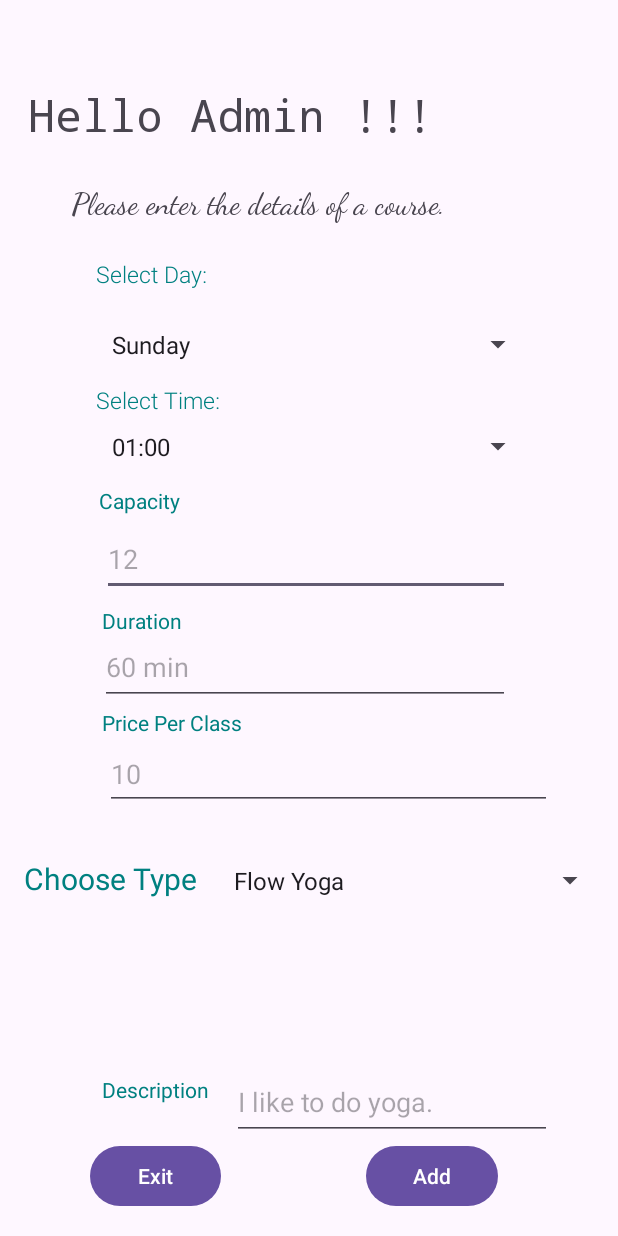
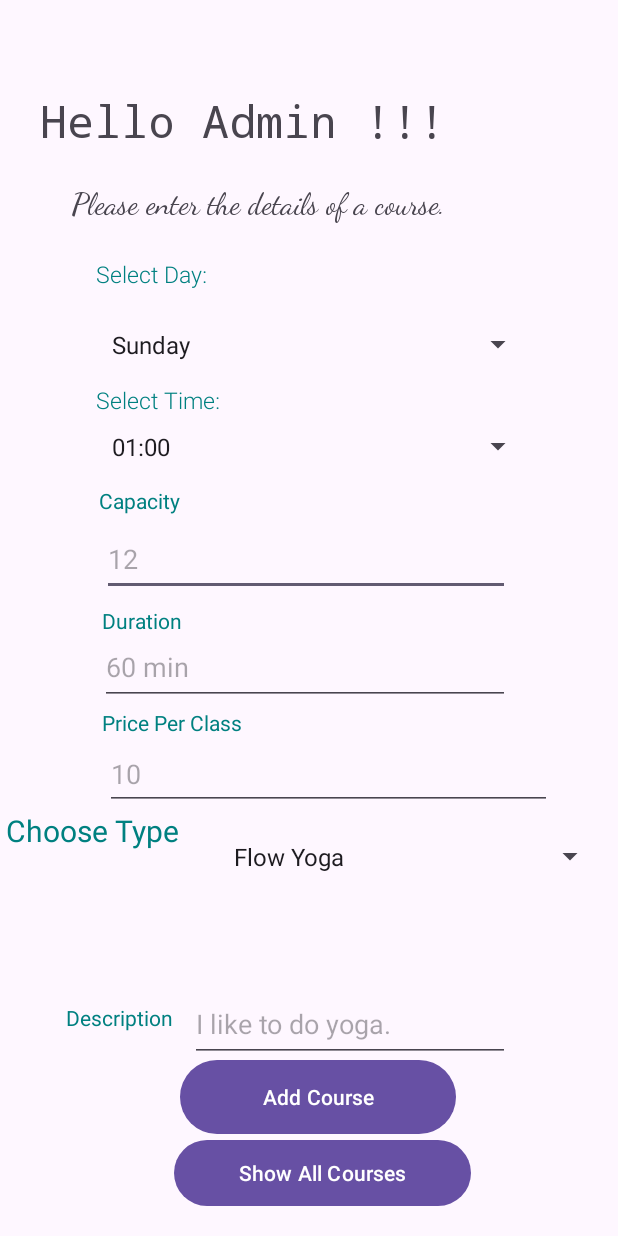
Before and after one commit to ComEngAlishba/YogaApp, an Android app: the screen it shows after launch (MainActivity), on a phone screen of 412 x 824 dp. Run offline under Robolectric (Android 15) with nearby library versions, the phone set to English and light mode, and no system bars.

Commit message:
all updated

```diff
--- a/UniversalYogaApp/app/src/main/java/com/example/universalyogaapp/CourseConfirmation.java
+++ b/UniversalYogaApp/app/src/main/java/com/example/universalyogaapp/CourseConfirmation.java
@@ -33,7 +33,7 @@ public class CourseConfirmation extends AppCompatActivity {
         bEdit = findViewById(R.id.buttonEdit);
         bSubmit = findViewById(R.id.buttonSubmit);
 
-        String txtDays = getIntent().getStringExtra("DayOfTheWeek");
+        String txtDays = getIntent().getStringExtra("Days");
         String txtTime = getIntent().getStringExtra("Time");
         String txtCapacity = getIntent().getStringExtra("Capacity");
         String txtDuration = getIntent().getStringExtra("Duration");
--- a/UniversalYogaApp/app/src/main/java/com/example/universalyogaapp/MainActivity.java
+++ b/UniversalYogaApp/app/src/main/java/com/example/universalyogaapp/MainActivity.java
@@ -14,12 +14,11 @@ import android.widget.Toast;
 
 //import android.app.TimePickerDialog;
 //import android.widget.TimePicker;
-//import android.widget.TextView;
+//import android.widget.TextView; implements AdapterView.OnItemSelectedListener
 
 
 
-
-public class MainActivity extends AppCompatActivity implements AdapterView.OnItemSelectedListener{
+public class MainActivity extends AppCompatActivity {
 
 
     //All buttons
@@ -53,23 +52,23 @@ public class MainActivity extends AppCompatActivity implements AdapterView.OnIte
         spType = findViewById(R.id.spinnerType);
         etDescription = findViewById(R.id.editTextDescription);
 
+        // Get the string array from strings.xml
+        String[] days = getResources().getStringArray(R.array.nameOfDays);
+        String[] time = getResources().getStringArray(R.array.time);
+        String[] type = getResources().getStringArray(R.array.typeOfClass);
 
-        ArrayAdapter<CharSequence> adapter=ArrayAdapter.createFromResource(this,R.array.nameOfDays,android.R.layout.simple_spinner_item);
+        // Create an ArrayAdapter and set it to the spinner
+        ArrayAdapter<String> adapter = new ArrayAdapter<>(this, android.R.layout.simple_spinner_item, days);
         adapter.setDropDownViewResource(android.R.layout.simple_spinner_dropdown_item);
         spDays.setAdapter(adapter);
 
-        spDays.setOnItemClickListener((AdapterView.OnItemClickListener) this);
-
-
-
-        ArrayAdapter<CharSequence> adapter1=ArrayAdapter.createFromResource(this,R.array.time,android.R.layout.simple_spinner_item);
-        adapter.setDropDownViewResource(android.R.layout.simple_spinner_dropdown_item);
+        ArrayAdapter<String> adapter1 = new ArrayAdapter<>(this, android.R.layout.simple_spinner_item, time);
+        adapter1.setDropDownViewResource(android.R.layout.simple_spinner_dropdown_item);
         spTime.setAdapter(adapter1);
 
-        ArrayAdapter<CharSequence> adapter2=ArrayAdapter.createFromResource(this,R.array.typeOfClass,android.R.layout.simple_spinner_item);
-        adapter.setDropDownViewResource(android.R.layout.simple_spinner_dropdown_item);
+        ArrayAdapter<String> adapter2 = new ArrayAdapter<>(this, android.R.layout.simple_spinner_item, type);
+        adapter2.setDropDownViewResource(android.R.layout.simple_spinner_dropdown_item);
         spType.setAdapter(adapter2);
-
 
 
 
@@ -79,7 +78,9 @@ public class MainActivity extends AppCompatActivity implements AdapterView.OnIte
             @Override
             public void onClick(View v) {
 
-
+                String selectedDays = spDays.getSelectedItem().toString();
+                String selectedTime = spTime.getSelectedItem().toString();
+                String selectedType = spType.getSelectedItem().toString();
                 String capacity = etCapacity.getText().toString();
                 String duration = etDuration.getText().toString();
                 String price = etPrice.getText().toString();
@@ -92,13 +93,13 @@ public class MainActivity extends AppCompatActivity implements AdapterView.OnIte
                 if (check == true) {
 
                     Intent intent = new Intent(MainActivity.this, CourseConfirmation.class);
-//                    intent.putExtra("DayOfTheWeek", days);
-//                    intent.putExtra("Time", time);
-                    intent.putExtra("Capacity","Capacity Of the class: " + capacity);
-                    intent.putExtra("Duration","Capacity Of the class: " + duration);
-                    intent.putExtra("Price","Capacity Of the class: " + price);
-//                    intent.putExtra("Type", type);
-                    intent.putExtra("Description","Capacity Of the class: " + description);
+                    intent.putExtra("Days","Selected Days: " + selectedDays);
+                    intent.putExtra("Time","Selected Time: " + selectedTime);
+                    intent.putExtra("Capacity","Capacity of the class: " + capacity);
+                    intent.putExtra("Duration","Duration of the class: " + duration);
+                    intent.putExtra("Price","Price of the class: " + price);
+                    intent.putExtra("Type","Selected Type: " + selectedType);
+                    intent.putExtra("Description","Description of the class: " + description);
                     startActivity(intent);
 
                     Toast.makeText(MainActivity.this, "Hurray Check  The Information", Toast.LENGTH_SHORT).show();
@@ -188,15 +189,15 @@ public class MainActivity extends AppCompatActivity implements AdapterView.OnIte
 }
 
 
-    @Override
-    public void onItemSelected(AdapterView<?> parent, View view, int position, long id) {
-        Toast.makeText(MainActivity.this, "You selected"+parent.getItemAtPosition(position), Toast.LENGTH_SHORT).show();
-
-
-    }
-
-    @Override
-    public void onNothingSelected(AdapterView<?> parent) {
-        Toast.makeText(MainActivity.this, "You selected nothing", Toast.LENGTH_SHORT).show();
-    }
+//    @Override
+//    public void onItemSelected(AdapterView<?> parent, View view, int position, long id) {
+//        Toast.makeText(MainActivity.this, "You selected"+parent.getItemAtPosition(position), Toast.LENGTH_SHORT).show();
+//
+//
+//    }
+//
+//    @Override
+//    public void onNothingSelected(AdapterView<?> parent) {
+//        Toast.makeText(MainActivity.this, "You selected nothing", Toast.LENGTH_SHORT).show();
+//    }
 }
--- a/UniversalYogaApp/app/src/main/res/layout/activity_main.xml
+++ b/UniversalYogaApp/app/src/main/res/layout/activity_main.xml
@@ -10,8 +10,8 @@
         android:id="@+id/textAdmin"
         android:layout_width="313dp"
         android:layout_height="53dp"
-        android:layout_marginTop="56dp"
-        android:layout_marginEnd="80dp"
+        android:layout_marginTop="60dp"
+        android:layout_marginEnd="72dp"
         android:fontFamily="monospace"
         android:text="Hello Admin !!! "
         android:textSize="30sp"
@@ -67,8 +67,8 @@
         android:id="@+id/textDescription"
         android:layout_width="wrap_content"
         android:layout_height="wrap_content"
-        android:layout_marginStart="68dp"
-        android:layout_marginBottom="88dp"
+        android:layout_marginStart="44dp"
+        android:layout_marginBottom="136dp"
         android:text="Description"
         android:textColor="@color/teal"
         app:layout_constraintBottom_toBottomOf="parent"
@@ -100,17 +100,6 @@
         app:layout_constraintStart_toStartOf="parent"
         app:layout_constraintTop_toTopOf="parent" />
 
-    <Button
-        android:id="@+id/buttonAdd"
-        android:layout_width="wrap_content"
-        android:layout_height="wrap_content"
-        android:layout_marginEnd="80dp"
-        android:layout_marginBottom="16dp"
-        android:text="Add"
-        app:layout_constraintBottom_toBottomOf="parent"
-        app:layout_constraintEnd_toEndOf="parent"
-        app:rippleColor="#4CAF50" />
-
 
     <!--    <EditText-->
 <!--        android:id="@+id/editTextTime"-->
@@ -125,15 +114,26 @@
 <!--        app:layout_constraintTop_toTopOf="parent" />-->
 
     <Button
+        android:id="@+id/buttonAdd"
+        android:layout_width="184dp"
+        android:layout_height="57dp"
+        android:layout_marginEnd="108dp"
+        android:layout_marginBottom="64dp"
+        android:text="Add Course"
+        app:layout_constraintBottom_toBottomOf="parent"
+        app:layout_constraintEnd_toEndOf="parent"
+        app:rippleColor="#4CAF50" />
+
+    <Button
         android:id="@+id/buttonExit"
-        android:layout_width="87dp"
-        android:layout_height="48dp"
-        android:layout_marginStart="60dp"
+        android:layout_width="198dp"
+        android:layout_height="52dp"
+        android:layout_marginStart="116dp"
         android:layout_marginBottom="16dp"
-        android:text="Exit"
+        android:text="Show All Courses"
         app:layout_constraintBottom_toBottomOf="parent"
         app:layout_constraintStart_toStartOf="parent"
-        app:rippleColor="#FF3636" />
+        app:rippleColor="#127CAC" />
 
     <EditText
         android:id="@+id/editTextCapacity"
@@ -163,8 +163,8 @@
         android:id="@+id/textType"
         android:layout_width="159dp"
         android:layout_height="27dp"
-        android:layout_marginStart="16dp"
-        android:layout_marginTop="572dp"
+        android:layout_marginStart="4dp"
+        android:layout_marginTop="540dp"
         android:text="Choose Type "
         android:textColor="@color/teal"
         android:textSize="20sp"
@@ -175,8 +175,8 @@
         android:id="@+id/editTextDescription"
         android:layout_width="wrap_content"
         android:layout_height="48dp"
-        android:layout_marginEnd="44dp"
-        android:layout_marginBottom="64dp"
+        android:layout_marginEnd="72dp"
+        android:layout_marginBottom="116dp"
         android:ems="10"
         android:gravity="start|top"
         android:hint="I like to do yoga."
@@ -188,7 +188,7 @@
         android:id="@+id/spinnerType"
         android:layout_width="256dp"
         android:layout_height="62dp"
-        android:layout_marginTop="556dp"
+        android:layout_marginTop="540dp"
         android:layout_marginEnd="8dp"
         android:entries="@array/typeOfClass"
         app:layout_constraintEnd_toEndOf="parent"
```
